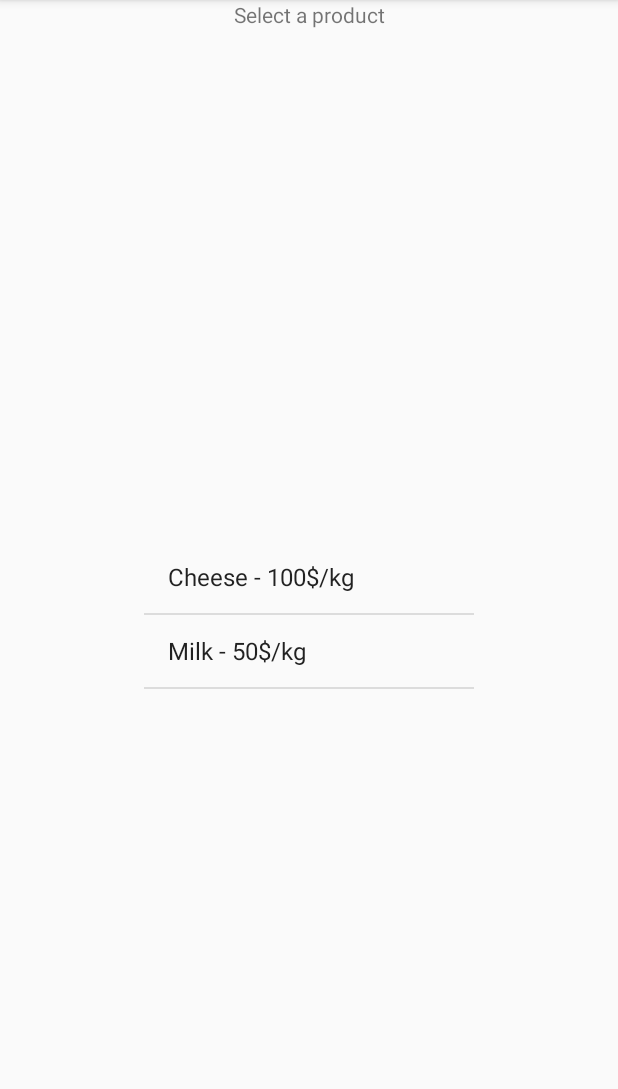
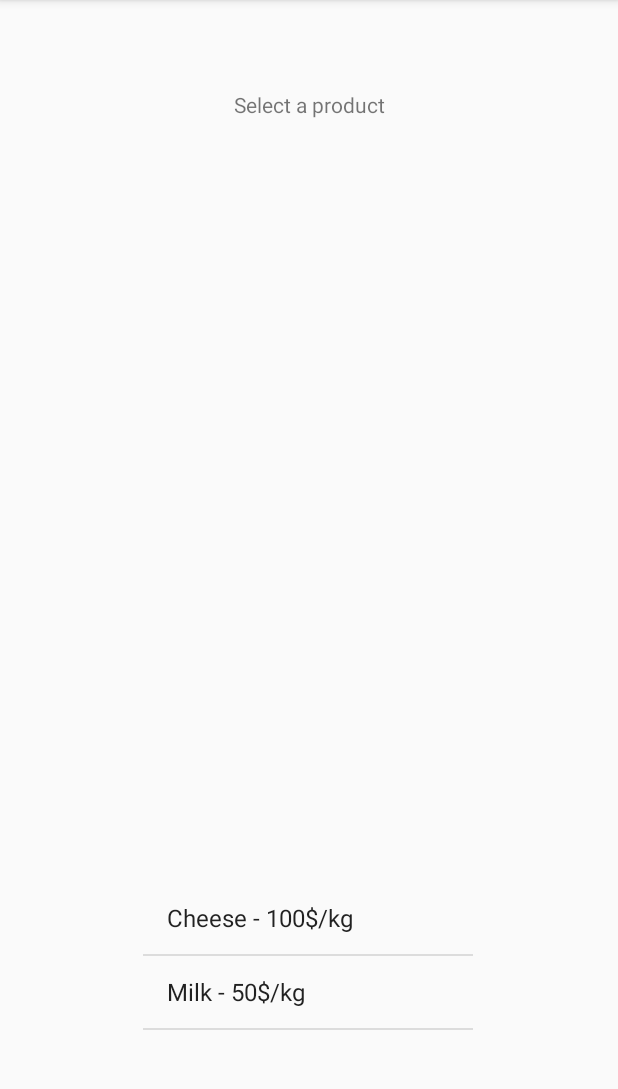
Before and after one commit to hdorin/AndroidWork, an Android app: the screen it shows after launch (MainActivity), on a phone screen of 412 x 824 dp, the part 84-1173 px from its top. Run offline under Robolectric (Android 15) with nearby library versions, the phone set to English and light mode, and no system bars.

Commit message:
Merge mai bine interfata

```diff
--- a/Lab2new/app/src/main/res/layout/activity_main.xml
+++ b/Lab2new/app/src/main/res/layout/activity_main.xml
@@ -12,27 +12,26 @@
         android:layout_height="0dp"
         android:layout_marginStart="8dp"
         android:layout_marginLeft="8dp"
+        android:layout_marginTop="60dp"
         android:layout_marginEnd="8dp"
         android:layout_marginRight="8dp"
         android:text="Hello World!"
         app:layout_constraintEnd_toEndOf="parent"
         app:layout_constraintStart_toStartOf="parent"
-        tools:layout_editor_absoluteY="144dp" />
+        app:layout_constraintTop_toTopOf="parent" />
 
     <ListView
         android:id="@+id/_mylistview"
         android:layout_width="220dp"
-        android:layout_height="213dp"
+        android:layout_height="140dp"
         android:layout_marginStart="8dp"
         android:layout_marginLeft="8dp"
-        android:layout_marginTop="8dp"
         android:layout_marginEnd="8dp"
         android:layout_marginRight="8dp"
-        android:layout_marginBottom="8dp"
+        android:layout_marginBottom="40dp"
         app:layout_constraintBottom_toBottomOf="parent"
         app:layout_constraintEnd_toEndOf="parent"
-        app:layout_constraintStart_toStartOf="parent"
-        app:layout_constraintTop_toBottomOf="@+id/mytextview"
-        app:layout_constraintVertical_bias="0.642" />
+        app:layout_constraintHorizontal_bias="0.497"
+        app:layout_constraintStart_toStartOf="parent" />
 
 </android.support.constraint.ConstraintLayout>
```
